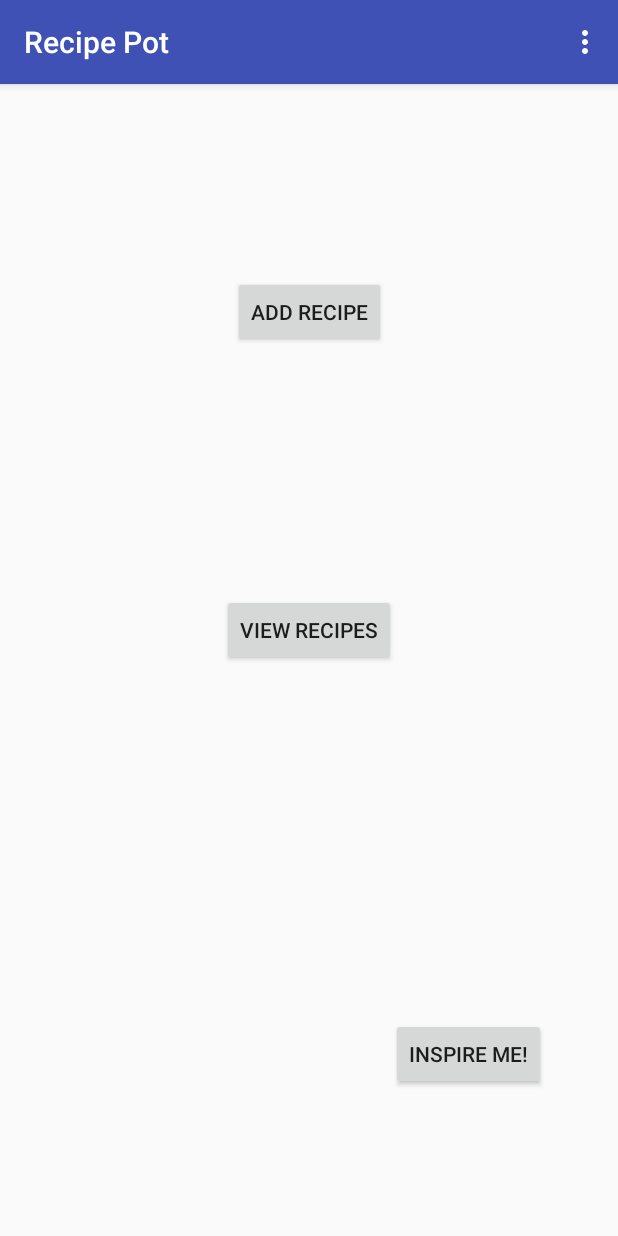
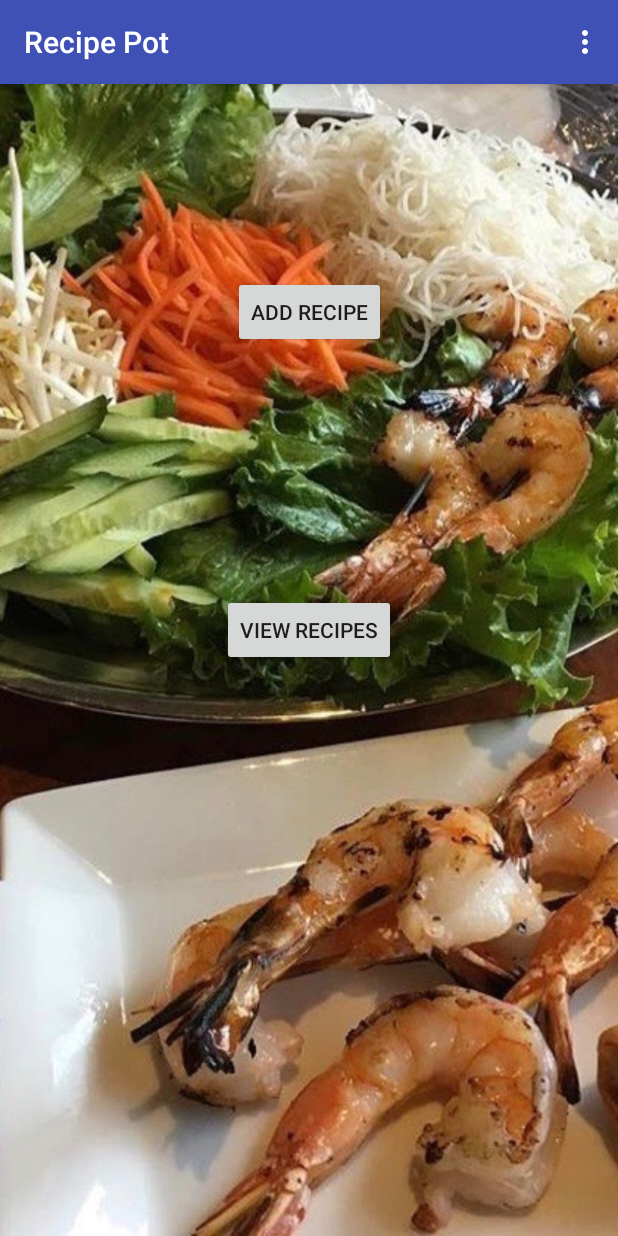
Before and after one commit to reidch/Android_recipe_list_app, an Android app: the screen it shows after launch (HomeActivity), on a phone screen of 412 x 824 dp. Run offline under Robolectric (Android 15) with nearby library versions, the phone set to English and light mode, and no system bars.

Commit message:
adds background image

```diff
--- a/Taste_List/app/src/main/java/com/example/carolinereid/taste_list/AddRecipeActivity.java
+++ b/Taste_List/app/src/main/java/com/example/carolinereid/taste_list/AddRecipeActivity.java
@@ -30,4 +30,6 @@ public class AddRecipeActivity extends AppCompatActivity {
         Intent intent = new Intent(this, MyRecipesActivity.class);
         startActivity(intent);
     }
+
+
 }
--- a/Taste_List/app/src/main/java/com/example/carolinereid/taste_list/HomeActivity.java
+++ b/Taste_List/app/src/main/java/com/example/carolinereid/taste_list/HomeActivity.java
@@ -26,11 +26,6 @@ public class HomeActivity extends AppCompatActivity {
         startActivity(intent);
     }
 
-//    public void randomRecipe(View button) {
-//        Intent intent = new Intent(this, MyRecipesActivity.class);
-//        startActivity(intent);
-//    }
-
     @Override
     public boolean onCreateOptionsMenu(Menu menu){
         MenuInflater menuInflater = getMenuInflater();
--- a/Taste_List/app/src/main/res/layout/activity_home.xml
+++ b/Taste_List/app/src/main/res/layout/activity_home.xml
@@ -4,6 +4,7 @@
     xmlns:tools="http://schemas.android.com/tools"
     android:layout_width="match_parent"
     android:layout_height="match_parent"
+    android:background="@drawable/vietnamese"
     tools:context="com.example.carolinereid.taste_list.HomeActivity">
 
     <Button
@@ -17,7 +18,9 @@
         android:text="@string/add_recipe"
         app:layout_constraintLeft_toLeftOf="parent"
         app:layout_constraintRight_toRightOf="parent"
-        app:layout_constraintTop_toTopOf="parent" />
+        app:layout_constraintTop_toTopOf="parent"
+        android:layout_marginStart="8dp"
+        android:layout_marginEnd="8dp" />
 
     <Button
         android:id="@+id/viewRecipes"
@@ -33,21 +36,9 @@
         app:layout_constraintLeft_toLeftOf="parent"
         app:layout_constraintRight_toRightOf="parent"
         app:layout_constraintTop_toBottomOf="@+id/addRecipe"
-        app:layout_constraintVertical_bias="0.295" />
+        app:layout_constraintVertical_bias="0.295"
+        android:layout_marginStart="8dp"
+        android:layout_marginEnd="8dp" />
 
-    <Button
-        android:id="@+id/randomButton"
-        android:layout_width="wrap_content"
-        android:layout_height="wrap_content"
-        android:layout_marginBottom="8dp"
-        android:layout_marginLeft="8dp"
-        android:layout_marginRight="8dp"
-        android:layout_marginTop="8dp"
-        android:text="@string/inspire_me"
-        app:layout_constraintBottom_toBottomOf="parent"
-        app:layout_constraintHorizontal_bias="0.864"
-        app:layout_constraintLeft_toLeftOf="parent"
-        app:layout_constraintRight_toRightOf="parent"
-        app:layout_constraintTop_toBottomOf="@+id/viewRecipes"
-        app:layout_constraintVertical_bias="0.718" />
+
 </android.support.constraint.ConstraintLayout>
--- a/Taste_List/app/src/main/res/layout/activity_recipe.xml
+++ b/Taste_List/app/src/main/res/layout/activity_recipe.xml
@@ -37,18 +37,18 @@
 
     <TextView
         android:id="@+id/notes"
-        android:layout_width="wrap_content"
-        android:layout_height="wrap_content"
+        android:layout_width="309dp"
+        android:layout_height="71dp"
         android:layout_marginBottom="8dp"
         android:layout_marginLeft="8dp"
         android:layout_marginRight="8dp"
         android:layout_marginTop="8dp"
         app:layout_constraintBottom_toBottomOf="parent"
-        app:layout_constraintHorizontal_bias="0.025"
+        app:layout_constraintHorizontal_bias="0.027"
         app:layout_constraintLeft_toLeftOf="parent"
         app:layout_constraintRight_toRightOf="parent"
         app:layout_constraintTop_toBottomOf="@+id/url"
-        app:layout_constraintVertical_bias="0.087"
+        app:layout_constraintVertical_bias="0.085"
         tools:text="notes" />
 
     <Switch
```
Also changed, not shown: Taste_List/app/src/main/java/com/example/carolinereid/taste_list/DBHelper.java (+0 -17 lines), Taste_List/app/src/main/res/drawable/vietnamese.jpg (added), 4 other files.
